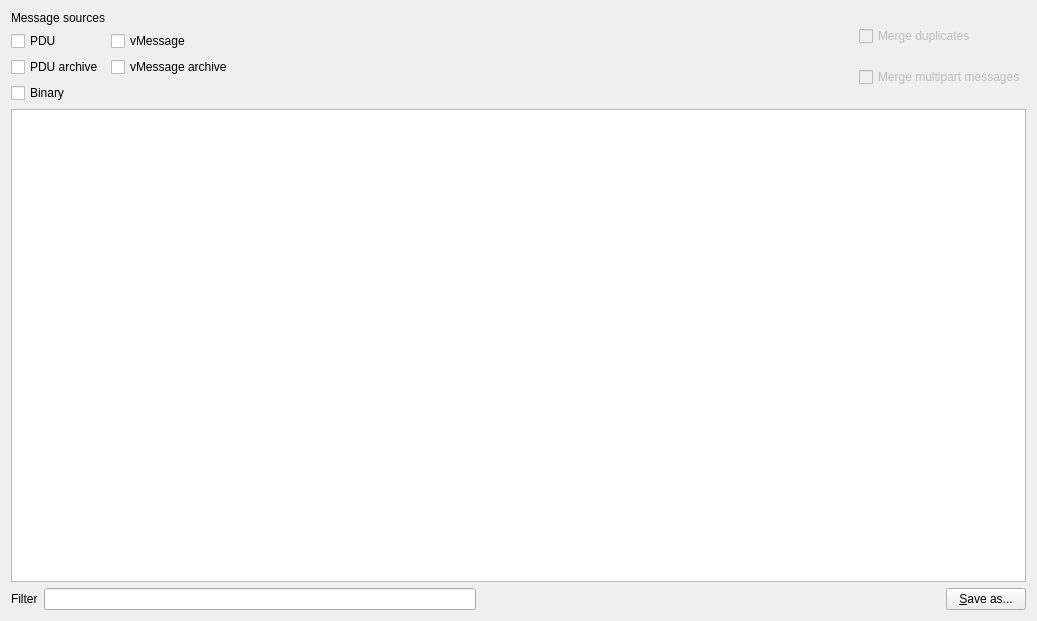
Before: the Qt Designer form app/messagewindow.ui in DarkHobbit/doublecontact, drawn with Qt 5.
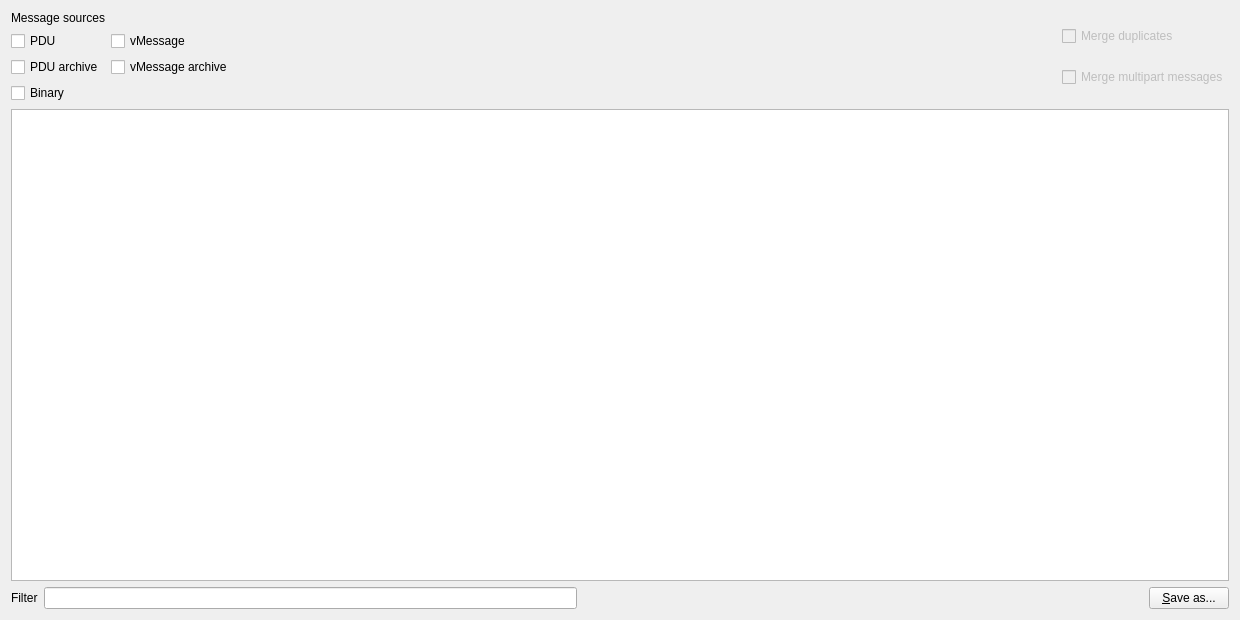
After: the same form once the commit is applied.

What changed in the file:
```diff
--- a/app/messagewindow.ui
+++ b/app/messagewindow.ui
@@ -6,8 +6,8 @@
    <rect>
     <x>0</x>
     <y>0</y>
-    <width>1037</width>
-    <height>621</height>
+    <width>1240</width>
+    <height>620</height>
    </rect>
   </property>
   <property name="windowTitle">
```
